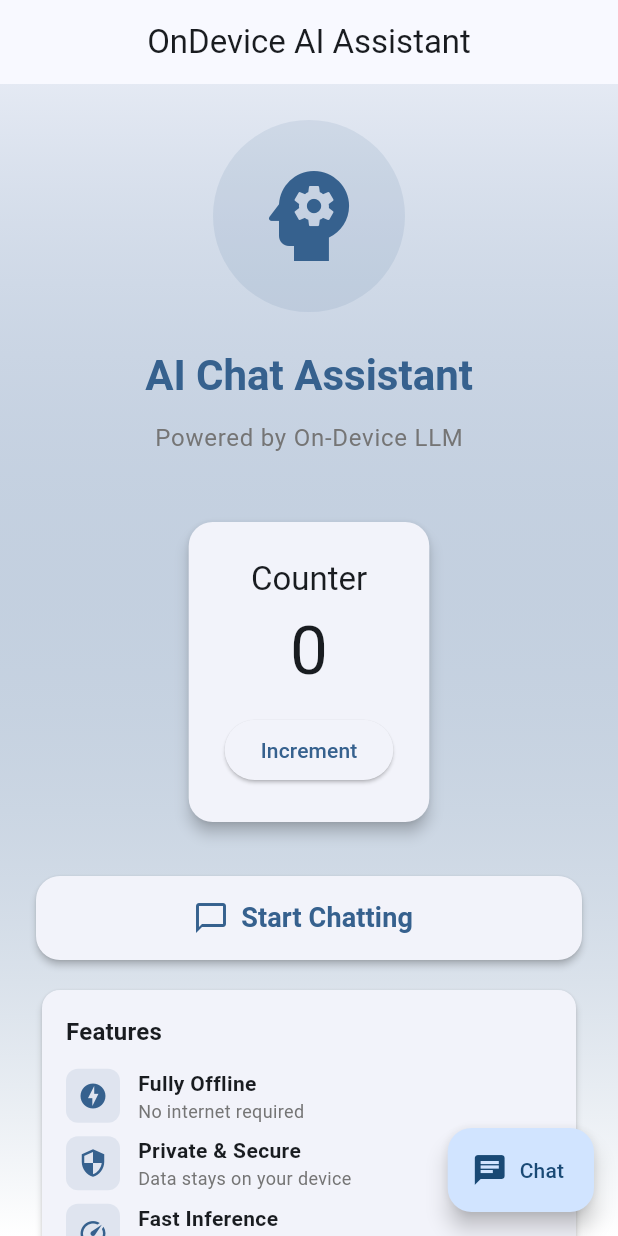
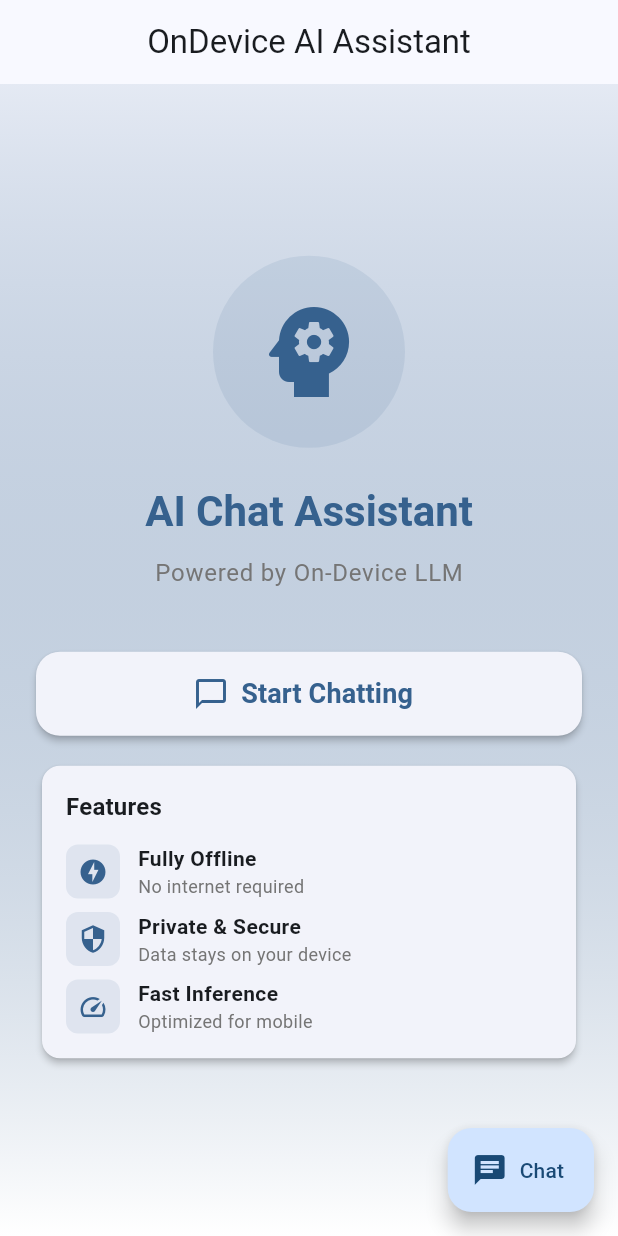
Before and after one commit to rebel47/ondevice-inferencing-flutter, a Flutter app: the screen it shows after launch, on a phone screen of 412 x 824 dp. Run offline on Flutter 3.47's test engine with Material 3 defaults, Android fonts, the phone set to English and light mode, and no system bars; our stand-ins replace shared_preferences; missing offline and left inert: file_selector, llama_cpp_dart.

Commit message:
UI Improv

```diff
--- a/lib/screens/home_screen.dart
+++ b/lib/screens/home_screen.dart
@@ -1,21 +1,7 @@
 import 'package:flutter/material.dart';
-import '../widgets/counter_widget.dart';
 
-class HomeScreen extends StatefulWidget {
+class HomeScreen extends StatelessWidget {
   const HomeScreen({super.key});
-
-  @override
-  State<HomeScreen> createState() => _HomeScreenState();
-}
-
-class _HomeScreenState extends State<HomeScreen> {
-  int _count = 0;
-
-  void _increment() {
-    setState(() {
-      _count += 1;
-    });
-  }
 
   @override
   Widget build(BuildContext context) {
@@ -76,22 +62,6 @@ class _HomeScreenState extends State<HomeScreen> {
                 ),
                 const SizedBox(height: 40),
 
-                // Counter Widget (for demo purposes)
-                Card(
-                  elevation: 4,
-                  shape: RoundedRectangleBorder(
-                    borderRadius: BorderRadius.circular(16),
-                  ),
-                  child: Padding(
-                    padding: const EdgeInsets.all(24.0),
-                    child: CounterWidget(
-                      count: _count,
-                      onIncrement: _increment,
-                    ),
-                  ),
-                ),
-                const SizedBox(height: 32),
-
                 // Main CTA Button
                 SizedBox(
                   width: double.infinity,
@@ -132,18 +102,21 @@ class _HomeScreenState extends State<HomeScreen> {
                         ),
                         const SizedBox(height: 12),
                         _buildFeatureItem(
+                          context,
                           Icons.offline_bolt,
                           'Fully Offline',
                           'No internet required',
                         ),
                         const SizedBox(height: 8),
                         _buildFeatureItem(
+                          context,
                           Icons.security,
                           'Private & Secure',
                           'Data stays on your device',
                         ),
                         const SizedBox(height: 8),
                         _buildFeatureItem(
+                          context,
                           Icons.speed,
                           'Fast Inference',
                           'Optimized for mobile',
@@ -165,7 +138,7 @@ class _HomeScreenState extends State<HomeScreen> {
     );
   }
 
-  Widget _buildFeatureItem(IconData icon, String title, String subtitle) {
+  Widget _buildFeatureItem(BuildContext context, IconData icon, String title, String subtitle) {
     return Row(
       children: [
         Container(
--- a/lib/widgets/counter_widget.dart
+++ /dev/null
@@ -1,30 +0,0 @@
-import 'package:flutter/material.dart';
-
-class CounterWidget extends StatelessWidget {
-  final int count;
-  final VoidCallback onIncrement;
-  const CounterWidget({super.key, required this.count, required this.onIncrement});
-
-  @override
-  Widget build(BuildContext context) {
-    return Column(
-      mainAxisSize: MainAxisSize.min,
-      children: [
-        Text(
-          'Counter',
-          style: Theme.of(context).textTheme.titleLarge,
-        ),
-        const SizedBox(height: 8),
-        Text(
-          '$count',
-          style: Theme.of(context).textTheme.displayMedium,
-        ),
-        const SizedBox(height: 16),
-        ElevatedButton(
-          onPressed: onIncrement,
-          child: const Text('Increment'),
-        ),
-      ],
-    );
-  }
-}
```
Also changed, not shown: lib/screens/chat_screen.dart (+5 -85 lines), 2 other files.
